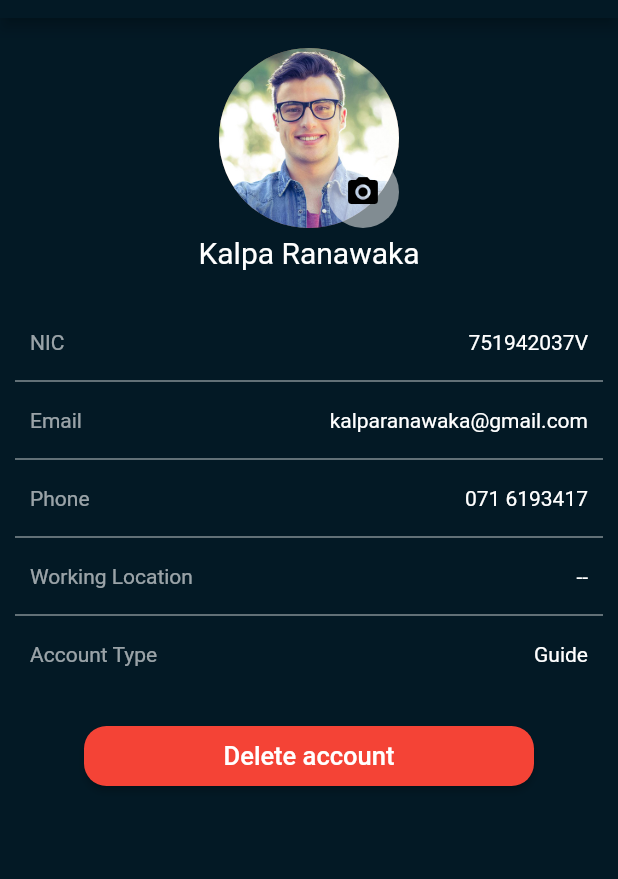
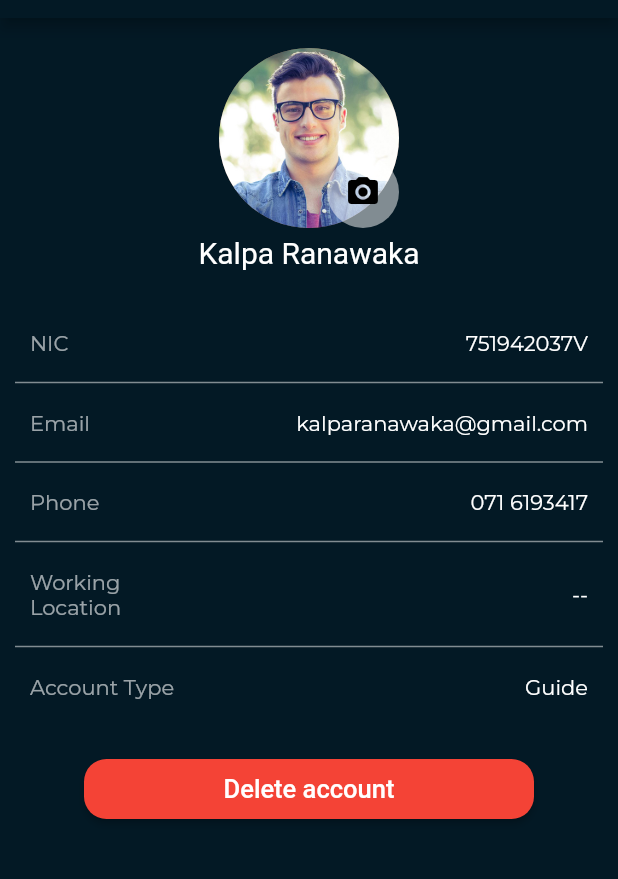
Before and after one commit to Ceyntra/Ceyntra-mobile, a Flutter app: the GuideProfileScreen screen opened directly, on a phone screen of 412 x 824 dp, the part 66-945 px from its top. Run offline on Flutter 3.47's test engine with Material 2 defaults, Android fonts, the phone set to English and light mode, and no system bars; our stand-ins replace auto_size_text, carousel_pro, dio, expandable_text, firebase_auth, firebase_core and 10 more; missing offline and left inert: shape_of_view, stomp_dart_client, translator; accounts and stored records are empty.

Commit message:
added font style

```diff
--- a/lib/views/widgets/profileDetailsWidget.dart
+++ b/lib/views/widgets/profileDetailsWidget.dart
@@ -1,4 +1,5 @@
 import 'package:flutter/material.dart';
+import 'package:google_fonts/google_fonts.dart';
 
 class ProfileDetailsWidget extends StatelessWidget {
 
@@ -16,7 +17,7 @@ class ProfileDetailsWidget extends StatelessWidget {
           Expanded(
             child: Text(
               label,
-              style: TextStyle(
+              style: GoogleFonts.montserrat(
                 color: Colors.white.withOpacity(0.6),
               ),
             ),
@@ -26,7 +27,7 @@ class ProfileDetailsWidget extends StatelessWidget {
             child: Text(
               labelValue,
               textAlign: TextAlign.right,
-              style: TextStyle(
+              style: GoogleFonts.montserrat(
                 color: Colors.white,
               ),
             ),
```
